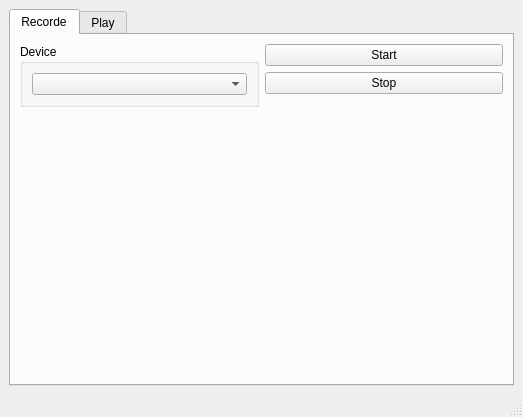
Above: src/gui/mainwindow.ui from stu-inc/DataCapture before the change. Below: the same form after it.
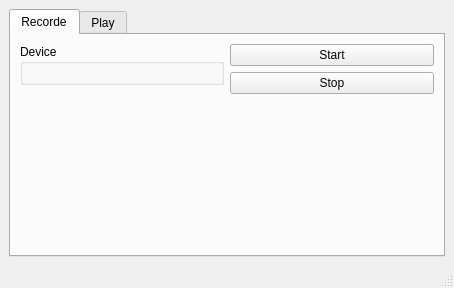
That is the form after the change. Custom widgets are drawn as their Qt base class.

```diff
--- a/src/gui/mainwindow.ui
+++ b/src/gui/mainwindow.ui
@@ -6,8 +6,8 @@
    <rect>
     <x>0</x>
     <y>0</y>
-    <width>523</width>
-    <height>417</height>
+    <width>454</width>
+    <height>288</height>
    </rect>
   </property>
   <property name="windowTitle">
@@ -36,7 +36,7 @@
               </property>
               <layout class="QGridLayout" name="gridLayout_3">
                <item row="0" column="0">
-                <widget class="SerialPortComboBox" name="comboBox"/>
+                <widget class="SerialDeviceView" name="widgetSerialDevice" native="true"/>
                </item>
               </layout>
              </widget>
@@ -114,9 +114,10 @@
  </widget>
  <customwidgets>
   <customwidget>
-   <class>SerialPortComboBox</class>
-   <extends>QComboBox</extends>
-   <header>gui/SerialPortComboBox.hpp</header>
+   <class>SerialDeviceView</class>
+   <extends>QWidget</extends>
+   <header>gui/SerialDeviceView.hpp</header>
+   <container>1</container>
   </customwidget>
  </customwidgets>
  <resources/>
```
Left out of the diff: 2 changed lines with no effect on the pictures.
